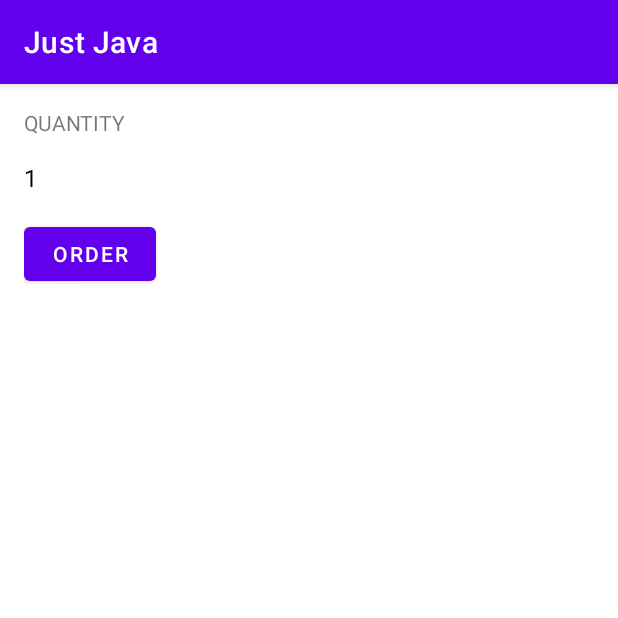
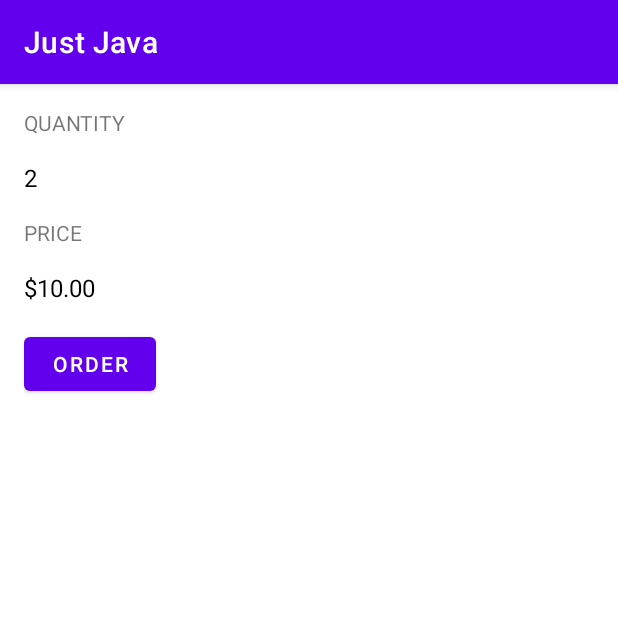
Before and after one commit to devkudasov/udacity_android_basics, an Android app: the screen it shows after launch (MainActivity), after a tap on "ORDER", on a phone screen of 412 x 824 dp, the top half of it. Run offline under Robolectric (Android 15) with nearby library versions, the phone set to English and light mode, and no system bars.

Commit message:
Add price calculations

```diff
--- a/JustJava/app/src/main/java/com/kudasov/dev/justjava/MainActivity.java
+++ b/JustJava/app/src/main/java/com/kudasov/dev/justjava/MainActivity.java
@@ -1,10 +1,12 @@
 package com.kudasov.dev.justjava;
-
-import androidx.appcompat.app.AppCompatActivity;
 
 import android.os.Bundle;
 import android.view.View;
 import android.widget.TextView;
+
+import androidx.appcompat.app.AppCompatActivity;
+
+import java.text.NumberFormat;
 
 public class MainActivity extends AppCompatActivity {
 
@@ -15,11 +17,17 @@ public class MainActivity extends AppCompatActivity {
     }
 
     public void submitOrder(View view) {
-        display(1);
+        displayQuantity(2);
+        displayPrice(2 * 5);
     }
 
-    private void display(int number) {
+    private void displayQuantity(int number) {
         TextView quantityTextView = (TextView) findViewById(R.id.quantity_count);
         quantityTextView.setText(getString(R.string.quantity, number));
     }
+
+    private void displayPrice(int number) {
+        TextView priceTextView = (TextView) findViewById(R.id.price_count);
+        priceTextView.setText(NumberFormat.getCurrencyInstance().format(number));
+    }
 }
--- a/JustJava/app/src/main/res/layout/activity_main.xml
+++ b/JustJava/app/src/main/res/layout/activity_main.xml
@@ -27,12 +27,32 @@
         app:layout_constraintLeft_toLeftOf="parent"
         app:layout_constraintTop_toBottomOf="@id/quantity" />
 
+    <TextView
+        android:id="@+id/price"
+        android:layout_width="wrap_content"
+        android:layout_height="wrap_content"
+        android:text="@string/price_title"
+        android:textAllCaps="true"
+        app:layout_constraintLeft_toLeftOf="parent"
+        app:layout_constraintTop_toBottomOf="@id/quantity_count" />
+
+    <TextView
+        android:id="@+id/price_count"
+        android:layout_width="wrap_content"
+        android:layout_height="wrap_content"
+        android:paddingVertical="16dp"
+        android:text="@string/price_default"
+        android:textColor="@color/black"
+        android:textSize="16sp"
+        app:layout_constraintLeft_toLeftOf="parent"
+        app:layout_constraintTop_toBottomOf="@id/price" />
+
     <Button
         android:layout_width="wrap_content"
         android:layout_height="wrap_content"
         android:onClick="submitOrder"
         android:text="@string/button_text"
         app:layout_constraintLeft_toLeftOf="parent"
-        app:layout_constraintTop_toBottomOf="@id/quantity_count" />
+        app:layout_constraintTop_toBottomOf="@id/price_count" />
 
 </androidx.constraintlayout.widget.ConstraintLayout>
--- a/JustJava/app/src/main/res/values/strings.xml
+++ b/JustJava/app/src/main/res/values/strings.xml
@@ -4,4 +4,7 @@
     <string name="quantity_default">0</string>
     <string name="quantity">%1$d</string>
     <string name="button_text">Order</string>
+    <string name="price_title">Price</string>
+    <string name="price_default">0</string>
+    <string name="price">%1$d</string>
 </resources>
```
